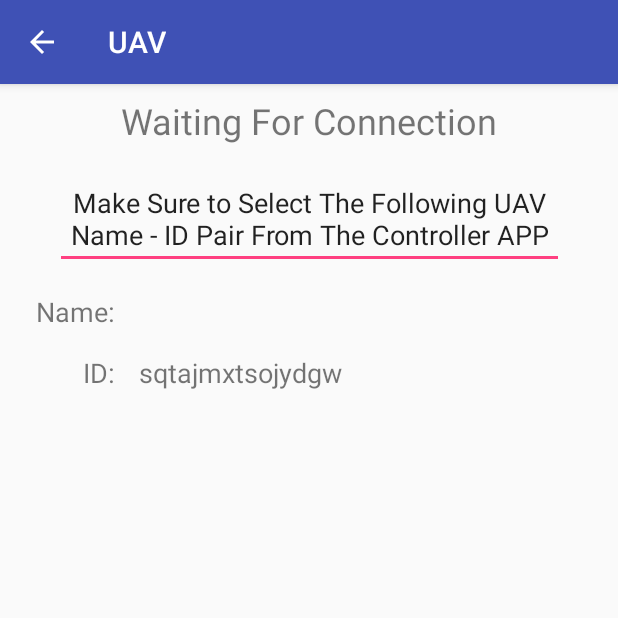
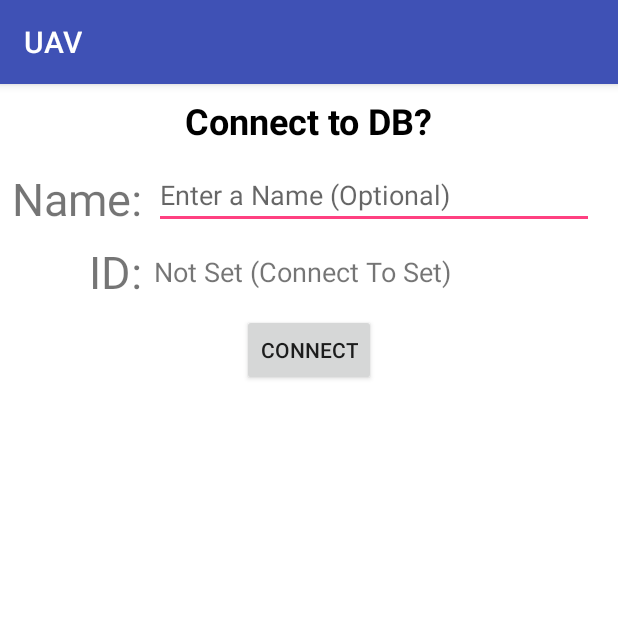
Before and after one commit to isaacjjensen/UAV, an Android app: the screen it shows after launch (connect_screen before the commit, MainActivity after it), after a tap on "CONNECT", on a phone screen of 412 x 824 dp, the top half of it. Run offline under Robolectric (Android 15) with nearby library versions, the phone set to English and light mode, and no system bars; our stand-ins replace Dagger/Hilt's generated code, Firebase (no records; nobody signed in at launch, a user with empty details on screens opened directly), data binding.

Commit message:
-Pushing Update

```diff
--- a/app/build.gradle
+++ b/app/build.gradle
@@ -29,12 +29,12 @@ android {
 
 dependencies {
     implementation fileTree(include: ['*.jar'], dir: 'libs')
-    implementation 'com.google.firebase:firebase-firestore:18.1.0'
+    implementation 'com.google.firebase:firebase-firestore:18.2.0'
     testImplementation 'junit:junit:4.12'
     implementation 'org.jetbrains.kotlin:kotlin-stdlib:1.3.21'
     implementation 'androidx.appcompat:appcompat:1.0.2'
     implementation 'com.google.firebase:firebase-database:16.1.0'
-    implementation 'com.google.firebase:firebase-core:16.0.7'
+    implementation 'com.google.firebase:firebase-core:16.0.8'
     implementation 'androidx.recyclerview:recyclerview:1.0.0'
     implementation 'androidx.constraintlayout:constraintlayout:1.1.3'
     //DI
--- a/app/src/main/java/edu/und/seau/UI/MainActivity.java
+++ b/app/src/main/java/edu/und/seau/UI/MainActivity.java
@@ -1,12 +1,13 @@
 package edu.und.seau.UI;
 
 import android.content.Intent;
+import android.content.SharedPreferences;
 import android.content.pm.PackageManager;
 import android.os.Bundle;
 
 import androidx.appcompat.app.AppCompatActivity;
 import androidx.databinding.DataBindingUtil;
-import edu.und.seau.common.SharedSettingsManager;
+import edu.und.seau.common.SharedResourceManager;
 import edu.und.seau.di.components.DaggerPresentationComponent;
 import edu.und.seau.di.components.PresentationComponent;
 import edu.und.seau.presentation.presenters.MainScreenPresenter;
@@ -30,20 +31,19 @@ public class MainActivity extends AppCompatActivity implements MainView {
     @Override
     protected void onCreate(Bundle savedInstanceState) {
         super.onCreate(savedInstanceState);
-        SharedSettingsManager.setContext(this);
+        SharedResourceManager.setSharedPreferences(getPreferences(MODE_PRIVATE));
         binding = DataBindingUtil.setContentView(this, R.layout.activity_main);
         PresentationComponent component = DaggerPresentationComponent.create();
         presenter = component.getMainPresenter();
         presenter.setView(this);
 
-        binding.connectButton.setOnClickListener(v -> {
-            onConnectButtonClicked();
-        });
+        binding.connectButton.setOnClickListener(v -> onConnectButtonClicked());
 
         if (!canAccessLocation()) {
             requestPermissions(LOCATION_PERMS, LOCATION_REQUEST);
         }
     }
+
 
     private void onConnectButtonClicked()
     {
@@ -53,6 +53,10 @@ public class MainActivity extends AppCompatActivity implements MainView {
     public void onConnected()
     {
         startActivity(new Intent(this, connect_screen.class));
+    }
+
+    public SharedPreferences getSharedPreferences(){
+        return getPreferences(MODE_PRIVATE);
     }
 
     public String getSelectedName(){
--- /dev/null
+++ b/app/src/main/java/edu/und/seau/common/SharedResourceManager.java
@@ -0,0 +1,19 @@
+package edu.und.seau.common;
+
+import android.content.SharedPreferences;
+
+public class SharedResourceManager {
+    public static final String KEY_UAV_NAME = "UAV_NAME";
+    public static final String KEY_UAV_ID = "UAV_ID";
+
+    private static SharedPreferences _preferences;
+
+    public static void setSharedPreferences(SharedPreferences preferences){
+        _preferences = preferences;
+    }
+
+    public static SharedPreferences getPreferences(){
+        return _preferences;
+    }
+
+}
--- a/app/src/main/java/edu/und/seau/common/SharedSettingsManager.java
+++ /dev/null
@@ -1,33 +0,0 @@
-package edu.und.seau.common;
-
-import android.app.Application;
-import android.content.Context;
-import android.content.SharedPreferences;
-import android.preference.PreferenceManager;
-
-public class SharedSettingsManager {
-
-    private static SharedPreferences preferences;
-
-    public static final String KEY_UAVID = "UAVID";
-
-    private static Context context;
-
-
-    public static void setContext(Context inContext)
-    {
-        context = inContext;
-    }
-
-    public static void StoreSetting(String key, String value)
-    {
-        SharedPreferences sharedPreferences = PreferenceManager.getDefaultSharedPreferences(context);
-        sharedPreferences.edit().putString(key,value).apply();
-    }
-
-    public static String GetSetting(String key){
-        SharedPreferences sharedPreferences = PreferenceManager.getDefaultSharedPreferences(context);
-        return sharedPreferences.getString(key,null);
-    }
-
-}
--- a/app/src/main/java/edu/und/seau/firebase/database/FirebaseDatabaseManager.java
+++ b/app/src/main/java/edu/und/seau/firebase/database/FirebaseDatabaseManager.java
@@ -1,8 +1,10 @@
 package edu.und.seau.firebase.database;
 
+import com.google.firebase.firestore.DocumentReference;
 import com.google.firebase.firestore.DocumentSnapshot;
 import com.google.firebase.firestore.FirebaseFirestore;
 
+import java.security.Key;
 import java.util.List;
 import java.util.Objects;
 import java.util.function.Consumer;
@@ -10,7 +12,6 @@ import java.util.function.Consumer;
 import javax.inject.Inject;
 
 import edu.und.seau.common.FirebaseConstants;
-import edu.und.seau.common.SharedSettingsManager;
 import edu.und.seau.firebase.modelmapper.UavDBMapper;
 import edu.und.seau.firebase.models.uav.UavDBModel;
 import edu.und.seau.lib.UAV.objects.UAV;
@@ -24,8 +25,6 @@ public class FirebaseDatabaseManager implements FirebaseDatabaseInterface {
     private static final String KEY_NAME = FirebaseConstants.KEY_NAME;
     private static final String KEY_REQUESTS = FirebaseConstants.KEY_REQUESTS;
 
-    private String UavID = null;
-
     private FirebaseFirestore database;
 
     @Inject
@@ -33,35 +32,35 @@ public class FirebaseDatabaseManager implements FirebaseDatabaseInterface {
         this.database = database;
     }
 
-    @Override
-    public void initializeUAVDBInstance(Consumer<UAV> onResult) {
-        String uavID = null;
-        if(UavID == null)
+
+    public void isIdAvailable(String key, Consumer<Boolean> isAvailable){
+        DocumentReference document = database
+                .collection(KEY_UAV)
+                .document(key);
+
+        document.get().addOnCompleteListener(task -> {
+            isAvailable.accept(task.getResult() == null);
+        } );
+    }
+
+    public void initializeUAVDBInstance(String key,Consumer<UAV> onResult) {
+        if(key != null)
         {
-            uavID = SharedSettingsManager.GetSetting(SharedSettingsManager.KEY_UAVID);
-        }
-        if(uavID == null)
-        {
-            database.collection(KEY_UAV).get().addOnCompleteListener(task -> {
-                UAV uav = null;
-                if(task.isSuccessful())
-                {
-                    uav = new UAV();
-                    List<DocumentSnapshot> snapshots = Objects.requireNonNull(task.getResult()).getDocuments();
-                    do{
-                        uav.generateNewID();
-                    } while (ContainsID(snapshots,uav.getId()));
-                    database.collection(KEY_UAV).document(uav.getId()).set(UavDBMapper.getUavDBModel(uav));
-                    UavID = uav.getId();
-                    SharedSettingsManager.StoreSetting(SharedSettingsManager.KEY_UAVID,UavID);
+            database.collection(KEY_UAV).document(key).get().addOnCompleteListener(task ->{
+                if(task.isSuccessful()){
+
                 }
-                onResult.accept(uav);
             });
         }
         else
         {
-            onResult.accept(new UAV(uavID));
+            onResult.accept(null);
         }
+    }
+
+    @Override
+    public void initializeUAVDBInstance(Consumer<UAV> onResult) {
+
     }
 
     public void updateUAVName(UAV uav, Consumer<Boolean> onResult)
@@ -86,7 +85,8 @@ public class FirebaseDatabaseManager implements FirebaseDatabaseInterface {
 
     public void getUAVDBInstance(Consumer<UavDBModel> onResult)
     {
-        String UavID = SharedSettingsManager.GetSetting(SharedSettingsManager.KEY_UAVID);
+        //String UavID = SharedSettingsManager.GetSetting(SharedSettingsManager.KEY_UAVID);
+        String UavID = "";
         if(UavID != null)
         {
             database.collection(KEY_UAV).document(UavID).get().addOnCompleteListener(command -> {
--- a/app/src/main/java/edu/und/seau/lib/UAV/objects/UAV.java
+++ b/app/src/main/java/edu/und/seau/lib/UAV/objects/UAV.java
@@ -17,6 +17,8 @@ public class UAV {
     }
 
     public void setName(String value) { Name = value;}
+
+    public void setId(String id){ this.id = id; }
 
     public void generateNewID()
     {
--- a/app/src/main/java/edu/und/seau/presentation/presenters/MainScreenPresenter.java
+++ b/app/src/main/java/edu/und/seau/presentation/presenters/MainScreenPresenter.java
@@ -1,15 +1,18 @@
 package edu.und.seau.presentation.presenters;
+
+import android.content.SharedPreferences;
 
 import javax.inject.Inject;
 
+import edu.und.seau.common.SharedResourceManager;
 import edu.und.seau.firebase.database.FirebaseDatabaseInterface;
 import edu.und.seau.lib.UAV.objects.UAV;
 import edu.und.seau.presentation.views.MainView;
 
 public class MainScreenPresenter {
 
-    FirebaseDatabaseInterface databaseInterface;
-    MainView view;
+    private FirebaseDatabaseInterface databaseInterface;
+    private MainView view;
 
     public UAV uav = null;
 
@@ -17,6 +20,24 @@ public class MainScreenPresenter {
     public MainScreenPresenter(FirebaseDatabaseInterface firebaseDatabaseInterface)
     {
         databaseInterface = firebaseDatabaseInterface;
+        initializePreferences();
+
+    }
+
+    private void initializePreferences(){
+        SharedPreferences preferences = SharedResourceManager.getPreferences();
+        if(preferences != null)
+        {
+            String uavName = preferences.getString(SharedResourceManager.KEY_UAV_ID,"");
+            String uavId = preferences.getString(SharedResourceManager.KEY_UAV_NAME,null);
+            if(uavId == null)
+            {
+                uav = new UAV();
+                uav.generateNewID();
+                uav.setName(uavName);
+            }
+        }
+
     }
 
     public void setView(MainView view){
@@ -28,7 +49,6 @@ public class MainScreenPresenter {
         if(view != null)
         {
             databaseInterface.initializeUAVDBInstance(this::onUAVConfigured);
-
         }
     }
 
--- a/app/src/main/java/edu/und/seau/presentation/views/MainView.java
+++ b/app/src/main/java/edu/und/seau/presentation/views/MainView.java
@@ -1,6 +1,9 @@
 package edu.und.seau.presentation.views;
+
+import android.content.SharedPreferences;
 
 public interface MainView {
     void onConnected();
     String getSelectedName();
+    SharedPreferences getSharedPreferences();
 }
--- a/app/src/main/res/layout/activity_main.xml
+++ b/app/src/main/res/layout/activity_main.xml
@@ -2,18 +2,20 @@
 <layout xmlns:android="http://schemas.android.com/apk/res/android"
     xmlns:tools="http://schemas.android.com/tools"
     xmlns:app="http://schemas.android.com/apk/res-auto">
+
     <androidx.constraintlayout.widget.ConstraintLayout
-
         android:id="@+id/relativeLayout"
         android:layout_width="match_parent"
-    android:layout_height="match_parent">
+        android:layout_height="match_parent"
+        android:background="@color/white">
 
 
         <TextView
             android:id="@+id/editText"
             android:layout_width="wrap_content"
             android:layout_height="32dp"
-        android:text="Connect to DB?"
+            android:layout_marginTop="8dp"
+            android:text="@string/connect_to_db"
             android:textColor="#000000"
             android:textSize="24sp"
             android:textStyle="bold"
@@ -25,35 +27,60 @@
             android:id="@+id/connect_button"
             android:layout_width="wrap_content"
             android:layout_height="wrap_content"
-        android:layout_marginTop="24dp"
-        android:text="Connect"
+            android:layout_marginTop="8dp"
+            android:text="@string/connect"
             app:layout_constraintEnd_toEndOf="parent"
             app:layout_constraintStart_toStartOf="parent"
-        app:layout_constraintTop_toBottomOf="@+id/editText" />
+            app:layout_constraintTop_toBottomOf="@+id/idTextView" />
 
         <TextView
             android:id="@+id/textView2"
             android:layout_width="wrap_content"
             android:layout_height="wrap_content"
-        android:layout_marginStart="16dp"
-        android:layout_marginTop="30dp"
-        android:text="Name:"
+            android:layout_marginStart="8dp"
+            android:layout_marginTop="16dp"
+            android:text="@string/name"
             android:textSize="30sp"
             app:layout_constraintStart_toStartOf="parent"
-        app:layout_constraintTop_toBottomOf="@+id/connect_button" />
+            app:layout_constraintTop_toBottomOf="@+id/editText" />
 
         <EditText
             android:id="@+id/selected_name"
             android:layout_width="0dp"
             android:layout_height="0dp"
-        android:layout_marginStart="16dp"
+            android:layout_marginStart="8dp"
             android:layout_marginEnd="16dp"
-        android:hint="Enter List Name"
+            android:autofillHints=""
+            android:hint="@string/enter_a_name_optional"
+            android:inputType="text"
             app:layout_constraintBottom_toBottomOf="@+id/textView2"
             app:layout_constraintEnd_toEndOf="parent"
             app:layout_constraintStart_toEndOf="@+id/textView2"
             app:layout_constraintTop_toTopOf="@+id/textView2" />
 
+        <TextView
+            android:id="@+id/textView3"
+            android:layout_width="wrap_content"
+            android:layout_height="wrap_content"
+            android:layout_marginTop="8dp"
+            android:text="ID:"
+            android:textSize="30sp"
+            app:layout_constraintEnd_toEndOf="@+id/textView2"
+            app:layout_constraintTop_toBottomOf="@+id/textView2" />
+
+        <TextView
+            android:id="@+id/idTextView"
+            android:layout_width="0dp"
+            android:layout_height="0dp"
+            android:layout_marginStart="8dp"
+            android:gravity="center_vertical"
+            android:text="Not Set (Connect To Set)"
+            android:textSize="18sp"
+            app:layout_constraintBottom_toBottomOf="@+id/textView3"
+            app:layout_constraintEnd_toEndOf="parent"
+            app:layout_constraintStart_toEndOf="@+id/textView3"
+            app:layout_constraintTop_toTopOf="@+id/textView3" />
+
 
     </androidx.constraintlayout.widget.ConstraintLayout>
 </layout>
--- a/app/src/main/res/layout/connect_screen.xml
+++ b/app/src/main/res/layout/connect_screen.xml
@@ -6,7 +6,8 @@
 
     <androidx.constraintlayout.widget.ConstraintLayout
         android:layout_width="match_parent"
-        android:layout_height="match_parent">
+        android:layout_height="match_parent"
+        android:background="@color/white">
 
         <TextView
             android:id="@+id/ConnectScreenHeadder"
--- a/app/src/main/res/layout/control_screen.xml
+++ b/app/src/main/res/layout/control_screen.xml
@@ -1,8 +1,10 @@
 <?xml version="1.0" encoding="utf-8"?>
 <layout>
 <androidx.constraintlayout.widget.ConstraintLayout
-    xmlns:android="http://schemas.android.com/apk/res/android" android:layout_width="match_parent"
-    android:layout_height="match_parent">
+    xmlns:android="http://schemas.android.com/apk/res/android"
+    android:layout_width="match_parent"
+    android:layout_height="match_parent"
+    android:background="@color/white">
 
 </androidx.constraintlayout.widget.ConstraintLayout>
 </layout>
--- a/app/src/main/res/values/colors.xml
+++ b/app/src/main/res/values/colors.xml
@@ -3,4 +3,5 @@
     <color name="colorPrimary">#3F51B5</color>
     <color name="colorPrimaryDark">#303F9F</color>
     <color name="colorAccent">#FF4081</color>
+    <color name="white">#FFFFFF</color>
 </resources>
--- a/app/src/main/res/values/strings.xml
+++ b/app/src/main/res/values/strings.xml
@@ -1,3 +1,7 @@
 <resources>
     <string name="app_name">UAV</string>
+    <string name="connect_to_db">Connect to DB?</string>
+    <string name="connect">Connect</string>
+    <string name="name">Name:</string>
+    <string name="enter_a_name_optional">Enter a Name (Optional)</string>
 </resources>
```
Also changed, not shown: app/src/main/java/edu/und/seau/lib/UAV/logic/UAVInstanceManager.java (added, +13 -0 lines). Lines whose indentation alone changed are shown as unchanged.
